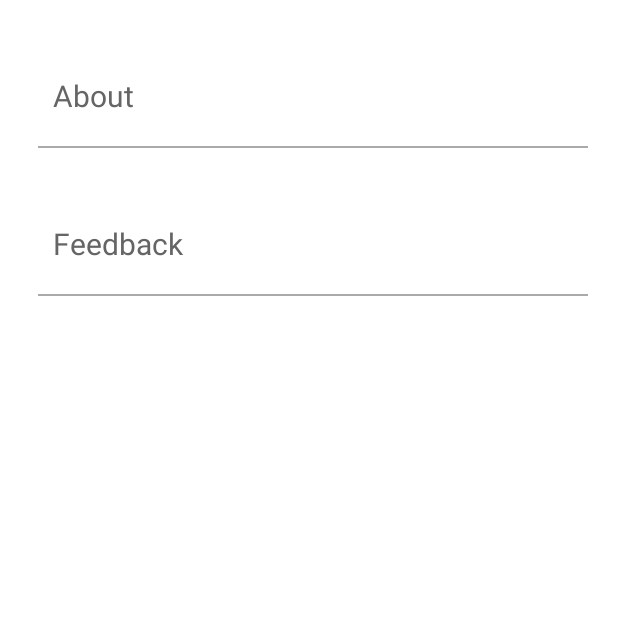
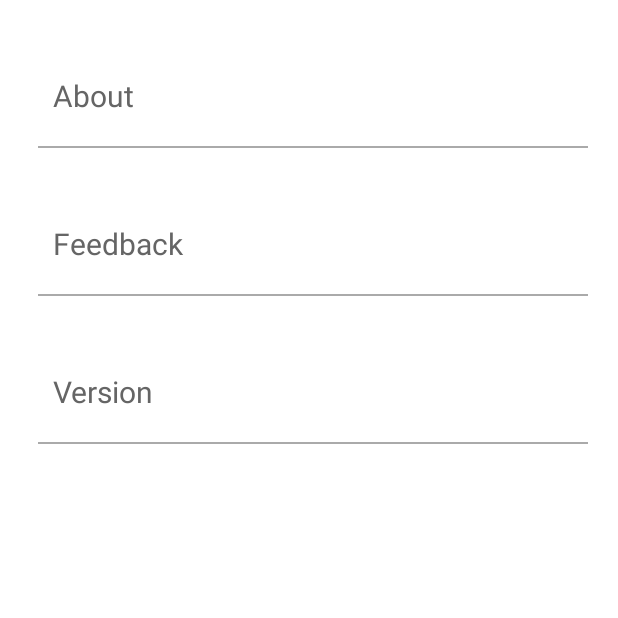
Before and after one commit to uihyun/medic, an Android app: the AboutActivity screen opened directly, with no data from a screen before it, on a phone screen of 412 x 824 dp, the top half of it. Run offline under Robolectric (Android 15) with nearby library versions, the phone set to English and light mode, and no system bars.

Commit message:
about 화면에 version 정보 추가

```diff
--- a/app/src/main/java/com/uihyun/medic/page/AboutActivity.java
+++ b/app/src/main/java/com/uihyun/medic/page/AboutActivity.java
@@ -14,9 +14,11 @@ public class AboutActivity extends Activity {
 
     public static final int ABOUT_INFO = 0;
     public static final int ABOUT_FEEDBACK = 1;
+    public static final int ABOUT_VERSION = 2;
 
     private TextView aboutText;
     private TextView feedbackText;
+    private TextView versionText;
 
     @Override
     protected void onCreate(Bundle savedInstanceState) {
@@ -25,6 +27,7 @@ public class AboutActivity extends Activity {
 
         aboutText = (TextView) findViewById(R.id.info_text);
         feedbackText = (TextView) findViewById(R.id.feedback_text);
+        versionText = (TextView) findViewById(R.id.version_text);
 
         aboutText.setOnTouchListener(new View.OnTouchListener() {
             @Override
@@ -51,5 +54,18 @@ public class AboutActivity extends Activity {
                 return false;
             }
         });
+
+        versionText.setOnTouchListener(new View.OnTouchListener() {
+            @Override
+            public boolean onTouch(View v, MotionEvent event) {
+                if (event.getAction() == KeyEvent.ACTION_DOWN) {
+                    Intent intent = new Intent(getApplicationContext(), InfoActivity.class);
+                    intent.putExtra("about", ABOUT_VERSION);
+                    startActivity(intent);
+                    return true;
+                }
+                return false;
+            }
+        });
     }
 }
--- a/app/src/main/java/com/uihyun/medic/page/InfoActivity.java
+++ b/app/src/main/java/com/uihyun/medic/page/InfoActivity.java
@@ -28,6 +28,9 @@ public class InfoActivity extends Activity {
             case AboutActivity.ABOUT_FEEDBACK:
                 infoText.setText(R.string.about_feedback);
                 break;
+            case AboutActivity.ABOUT_VERSION:
+                infoText.setText(R.string.about_version);
+                break;
             default:
                 infoText.setText("");
         }
--- a/app/src/main/res/layout/activity_about.xml
+++ b/app/src/main/res/layout/activity_about.xml
@@ -42,4 +42,21 @@
         android:layout_marginLeft="5dp"
         android:layout_marginTop="20dp"
         android:background="@android:color/darker_gray" />
+
+    <TextView
+        android:id="@+id/version_text"
+        android:layout_width="match_parent"
+        android:layout_height="wrap_content"
+        android:layout_marginLeft="15dp"
+        android:layout_marginTop="50dp"
+        android:text="@string/version"
+        android:textColor="#656565"
+        android:textSize="20dp" />
+
+    <View
+        android:layout_width="match_parent"
+        android:layout_height="1dp"
+        android:layout_marginLeft="5dp"
+        android:layout_marginTop="20dp"
+        android:background="@android:color/darker_gray" />
 </LinearLayout>
--- a/app/src/main/res/values/strings.xml
+++ b/app/src/main/res/values/strings.xml
@@ -14,6 +14,8 @@
     <string name="prompt_line">분할선을 선택하세요</string>
     <string name="about">About</string>
     <string name="feedback">Feedback</string>
-    <string name="about_info">이 앱은 룰루랄라 앱입니다.</string>
-    <string name="about_feedback">이메일 주소데스.\n나한테 연락주이소.</string>
+    <string name="version">Version</string>
+    <string name="about_info">MeDic(Medicine Dictionary)\n이 앱은 편의를 위해 만들어짐.\n약학정보원 참고</string>
+    <string name="about_feedback">Feedback을 주시면 참고하겠습니다.\n이용해 주셔서 감사합니다.\n이메일주소</string>
+    <string name="about_version">MeDic version 1.00</string>
 </resources>
```
